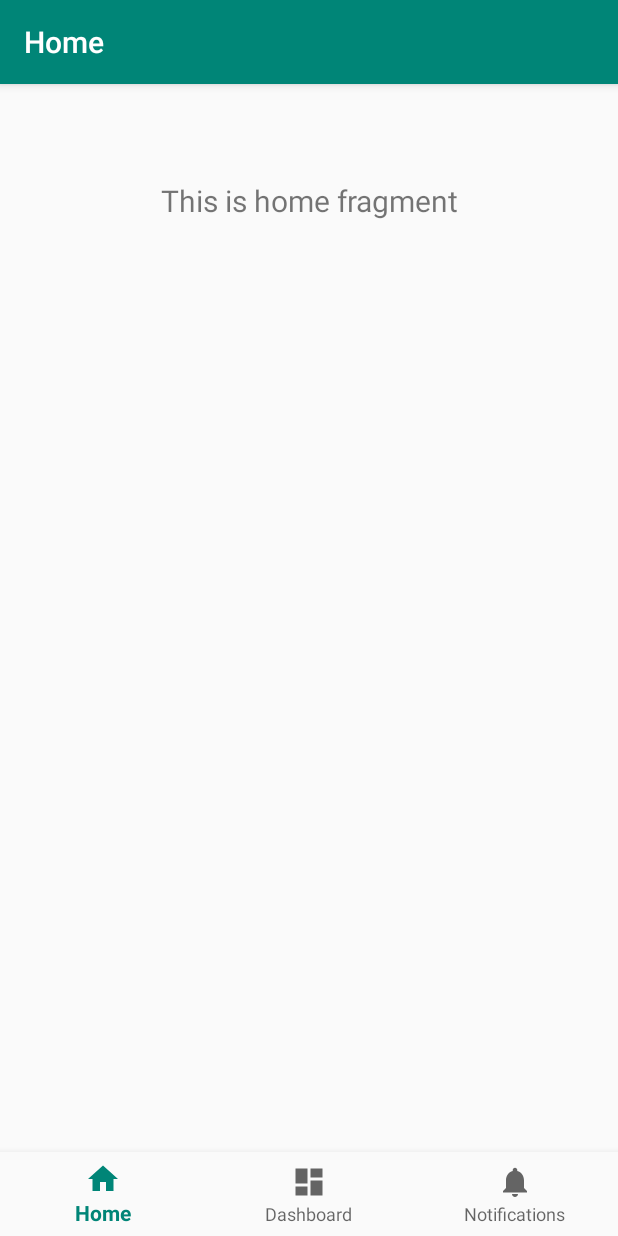
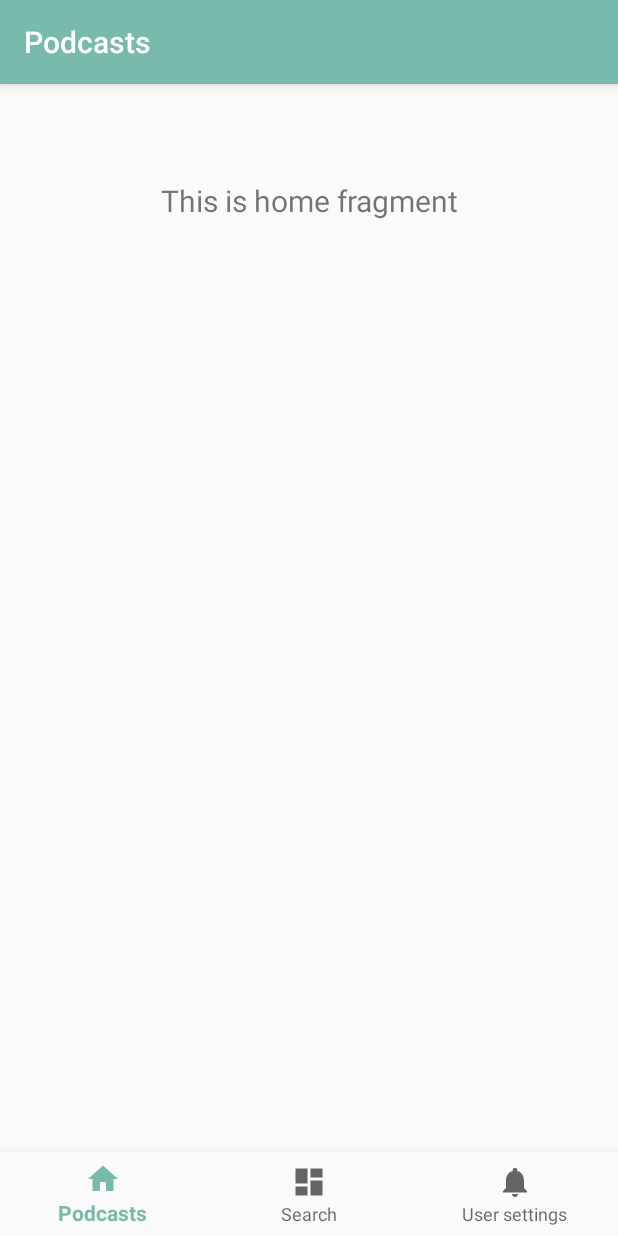
Before and after one commit to antonva/podypus-android, an Android app: the screen it shows after launch (MainActivity), on a phone screen of 412 x 824 dp. Run offline under Robolectric (Android 15) with nearby library versions, the phone set to English and light mode, and no system bars; our stand-ins replace navigation-ui.

Commit message:
Added color schemes and renamed the current UI modules to something more befitting

```diff
--- a/app/src/main/res/values/colors.xml
+++ b/app/src/main/res/values/colors.xml
@@ -1,6 +1,6 @@
 <?xml version="1.0" encoding="utf-8"?>
 <resources>
-    <color name="colorPrimary">#008577</color>
-    <color name="colorPrimaryDark">#00574B</color>
-    <color name="colorAccent">#D81B60</color>
+    <color name="colorPrimary">#78BAAC</color>
+    <color name="colorPrimaryDark">#8C898C</color>
+    <color name="colorAccent">#4B818D</color>
 </resources>
--- a/app/src/main/res/values/strings.xml
+++ b/app/src/main/res/values/strings.xml
@@ -1,6 +1,6 @@
 <resources>
     <string name="app_name">Podypus</string>
-    <string name="title_home">Home</string>
-    <string name="title_dashboard">Dashboard</string>
-    <string name="title_notifications">Notifications</string>
+    <string name="title_home">Podcasts</string>
+    <string name="title_dashboard">Search</string>
+    <string name="title_notifications">User settings</string>
 </resources>
```
